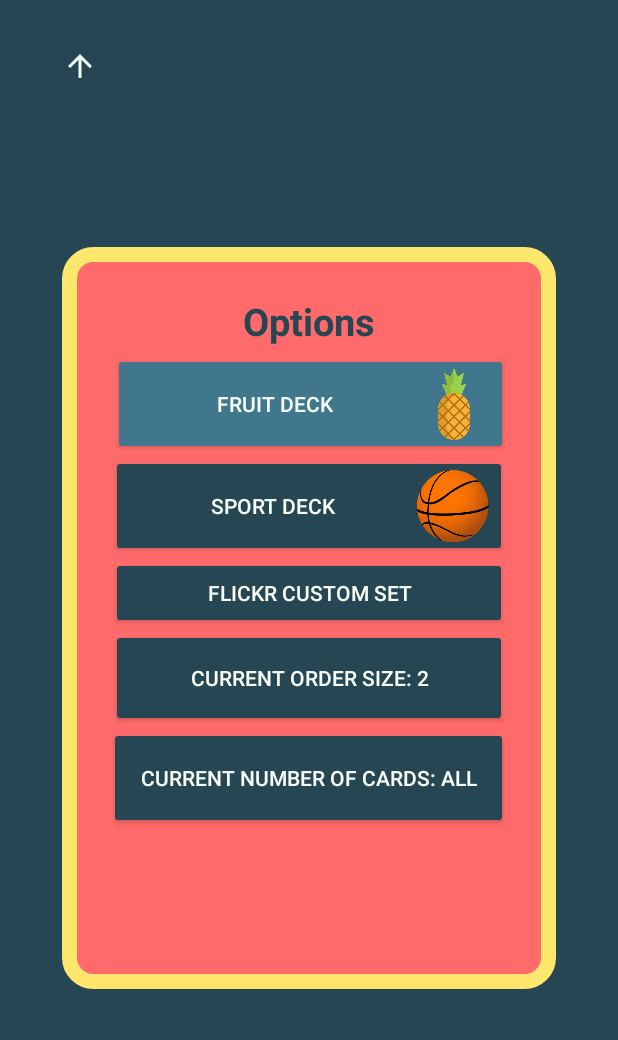
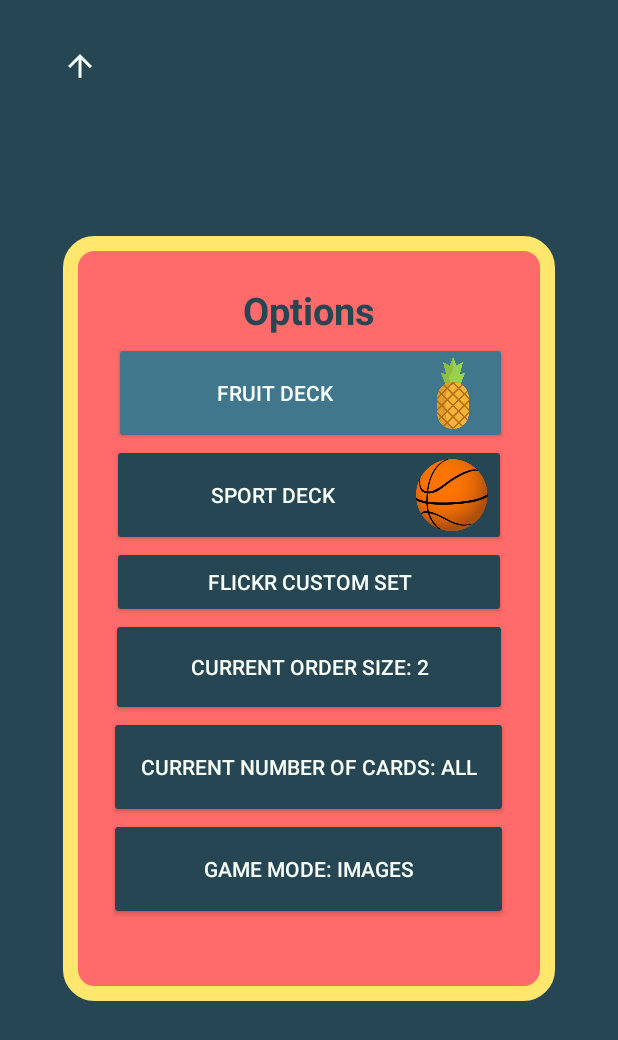
Before and after one commit to VDDDoan/findDaMatch, an Android app: the OptionsActivity screen opened directly, with no data from a screen before it, on a phone screen of 412 x 824 dp. Shown: the top 1040 px of the screen. Run offline under Robolectric (Android 15) with nearby library versions, the phone set to English and light mode, and no system bars.

Commit message:
Delete configs, add button manually change game mode.

```diff
--- a/app/src/main/java/com/cmpt276/finddamatch/model/Configs.java
+++ /dev/null
@@ -1,6 +0,0 @@
-package com.cmpt276.finddamatch.model;
-
-public class Configs {
-    public static int showType = 2;//0:image | 1:words |2: image+words
-    // since option mode func not ready yet, using this as a mod selection
-}
--- a/app/src/main/java/com/cmpt276/finddamatch/model/Options.java
+++ b/app/src/main/java/com/cmpt276/finddamatch/model/Options.java
@@ -8,6 +8,7 @@ public class Options {
     private int imageSetIndex = 0;
     private int numCardsPerSet = 7;
     private int numImagesPerCard = 3;
+    private int gameMode = 0;
 
     public static Options getInstance() {
         if(instance == null) {
@@ -43,4 +44,12 @@ public class Options {
         this.numCardsPerSet = numCardsPerSet;
     }
 
+    public int getGameMode() {
+        return gameMode;
+    }
+
+    public void setGameMode(int gameMode) {
+        this.gameMode = gameMode;
+    }
+
 }
--- a/app/src/main/java/com/cmpt276/finddamatch/ui/OptionsActivity.java
+++ b/app/src/main/java/com/cmpt276/finddamatch/ui/OptionsActivity.java
@@ -16,7 +16,9 @@ import com.cmpt276.finddamatch.R;
 import com.cmpt276.finddamatch.model.Options;
 
 public class OptionsActivity extends AppCompatActivity {
-
+    private static final int IMAGES_ONLY = 0;
+    private static final int WORDS_ONLY = 1;
+    private static final int IMAGES_AND_WORDS = 2;
     @Override
     protected void onCreate(Bundle savedInstanceState) {
         super.onCreate(savedInstanceState);
@@ -58,6 +60,10 @@ public class OptionsActivity extends AppCompatActivity {
             startActivity(intent);
         });
 
+        Button modeChangeBtn = findViewById(R.id.gameModeChange);
+        modeChangeBtn.setOnClickListener(v->{
+            updateGameMode();
+        });
 
         ImageView returnBtn = findViewById(R.id.btn_options_back);
         returnBtn.setOnClickListener(v -> finish());
@@ -101,6 +107,7 @@ public class OptionsActivity extends AppCompatActivity {
         Button btnImgSet1 = findViewById(R.id.btn_imageSet1);
         Button orderBtn = findViewById(R.id.orderChangeBtn);
         Button drawPileBtn = findViewById(R.id.numOfCardsBtn);
+        Button modeChangeBtn = findViewById(R.id.gameModeChange);
 
         int selectedImgIndex = Options.getInstance().getImageSetIndex();
         switch (selectedImgIndex){
@@ -116,6 +123,21 @@ public class OptionsActivity extends AppCompatActivity {
 
         updateDrawPile();
 
+
+
+        int currentGameMode = Options.getInstance().getGameMode();
+
+        switch (currentGameMode){
+            case 0:
+                modeChangeBtn.setText(R.string.gameModeImages);
+                break;
+            case 1:
+                modeChangeBtn.setText(R.string.gameModeWords);
+                break;
+            case 2:
+                modeChangeBtn.setText(R.string.gameModeWordsAndImages);
+                break;
+        }
 
     }
 
@@ -141,6 +163,27 @@ public class OptionsActivity extends AppCompatActivity {
         if (isNotAnOption){
             cardNumButton.setText(getString(R.string.current_number_of_cards,drawSizeOptions[0]));
             Options.getInstance().setNumCardsPerSet((drawSizeOptions[0]));
+        }
+    }
+
+    private void updateGameMode(){
+        Button modeChangeBtn = findViewById(R.id.gameModeChange);
+
+        int currentGameMode = Options.getInstance().getGameMode();
+
+        switch (currentGameMode){
+            case 0:
+                Options.getInstance().setGameMode(WORDS_ONLY);
+                modeChangeBtn.setText(R.string.gameModeWords);
+                break;
+            case 1:
+                Options.getInstance().setGameMode(IMAGES_AND_WORDS);
+                modeChangeBtn.setText(R.string.gameModeWordsAndImages);
+                break;
+            case 2:
+                Options.getInstance().setGameMode(IMAGES_ONLY);
+                modeChangeBtn.setText(R.string.gameModeImages);
+                break;
         }
     }
 
--- a/app/src/main/res/layout/activity_options.xml
+++ b/app/src/main/res/layout/activity_options.xml
@@ -32,8 +32,8 @@
     </androidx.constraintlayout.widget.ConstraintLayout>
 
     <androidx.constraintlayout.widget.ConstraintLayout
-        android:layout_width="0dp"
-        android:layout_height="0dp"
+        android:layout_width="328dp"
+        android:layout_height="510dp"
         android:background="@drawable/menu_bg_card_back"
         app:layout_constraintBottom_toBottomOf="parent"
         app:layout_constraintEnd_toEndOf="parent"
@@ -76,13 +76,14 @@
             android:layout_height="wrap_content"
             android:width="250dp"
             android:backgroundTint="@color/colorCharcoal"
+            android:drawableEnd="@drawable/ic_basketball"
             android:text="@string/string_sport_deck"
-            android:drawableEnd="@drawable/ic_basketball"
             android:textColor="@color/colorMintCream"
             app:layout_constraintEnd_toEndOf="parent"
             app:layout_constraintStart_toStartOf="parent"
             app:layout_constraintTop_toBottomOf="@+id/btn_imageSet0"
             app:layout_constraintWidth_percent=".8" />
+
         <Button
             android:id="@+id/btn_flickr_imageSet"
             android:layout_width="0dp"
@@ -93,8 +94,9 @@
             android:textColor="@color/colorMintCream"
             app:layout_constraintEnd_toEndOf="parent"
             app:layout_constraintStart_toStartOf="parent"
-            app:layout_constraintWidth_percent=".8"
-            app:layout_constraintTop_toBottomOf="@+id/btn_imageSet1" />
+            app:layout_constraintTop_toBottomOf="@+id/btn_imageSet1"
+            app:layout_constraintWidth_percent=".8" />
+
         <Button
             android:id="@+id/orderChangeBtn"
             android:layout_width="264dp"
@@ -116,16 +118,25 @@
             android:backgroundTint="@color/colorCharcoal"
             android:text="@string/current_number_of_cards"
             android:textColor="@color/colorMintCream"
-            app:layout_constraintBottom_toBottomOf="parent"
             app:layout_constraintEnd_toEndOf="parent"
             app:layout_constraintHorizontal_bias="0.492"
             app:layout_constraintStart_toStartOf="parent"
             app:layout_constraintTop_toBottomOf="@+id/orderChangeBtn"
-            app:layout_constraintVertical_bias="0.0"
             app:layout_constraintWidth_percent=".8" />
 
-        app:layout_constraintWidth_percent=".8"
-            app:layout_constraintTop_toBottomOf="@+id/btn_imageSet0" />
+        <Button
+            android:id="@+id/gameModeChange"
+            android:layout_width="266dp"
+            android:layout_height="68dp"
+            android:width="250dp"
+            android:backgroundTint="@color/colorCharcoal"
+            android:text=""
+            android:textColor="@color/colorMintCream"
+            app:layout_constraintEnd_toEndOf="parent"
+            app:layout_constraintHorizontal_bias="0.492"
+            app:layout_constraintStart_toStartOf="parent"
+            app:layout_constraintTop_toBottomOf="@+id/numOfCardsBtn"
+            app:layout_constraintWidth_percent=".8" />
 
     </androidx.constraintlayout.widget.ConstraintLayout>
 
--- a/app/src/main/res/values/strings.xml
+++ b/app/src/main/res/values/strings.xml
@@ -31,5 +31,8 @@
     <string name="string_search">Search</string>
     <string name="string_cancel">Cancel</string>
     <string name="stringAddButtonDes">button to add images to flickr deck</string>
+    <string name="gameModeWords">Game Mode: Words</string>
+    <string name="gameModeImages">Game Mode: Images</string>
+    <string name="gameModeWordsAndImages">Game Mode: Words + Images</string>
 
 </resources>
```
Also changed, not shown: app/src/main/java/com/cmpt276/finddamatch/ui/GameActivity.java (+5 -5 lines).
